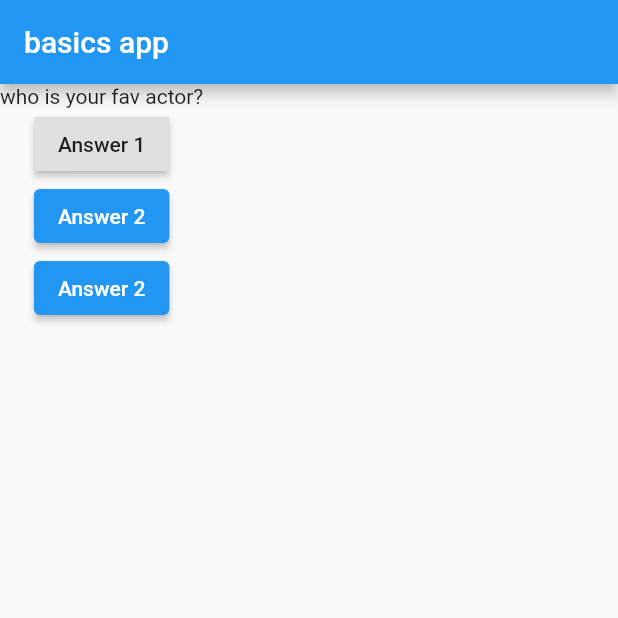
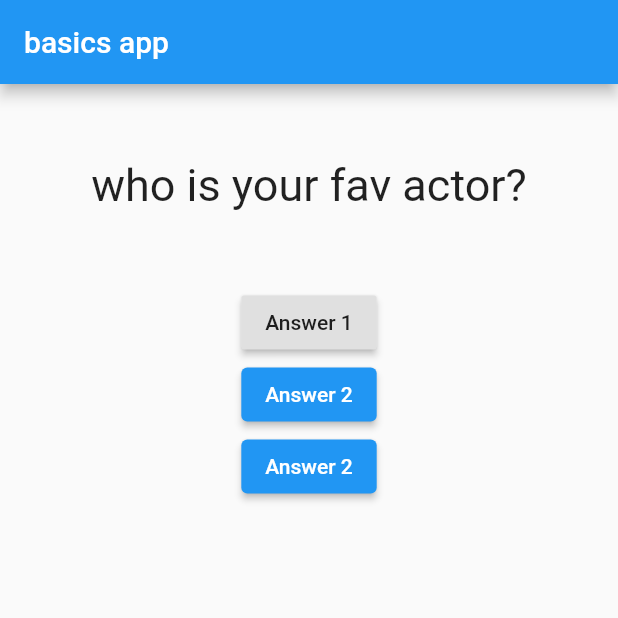
Before and after one commit to Abhilash-Puthukkudi/flutter_refresher, a Flutter app: the screen it shows after launch, on a phone screen of 412 x 824 dp, the top half of it. Run offline on Flutter 3.47's test engine with Material 2 defaults, Android fonts, the phone set to English and light mode, and no system bars.

Commit message:
margin border and padding

```diff
--- /dev/null
+++ b/basics/quizapp/lib/Question.dart
@@ -0,0 +1,22 @@
+// ignore: file_names
+import 'package:flutter/material.dart';
+
+class Question extends StatelessWidget {
+  final String? question;
+  const Question({Key? key, this.question}) : super(key: key);
+
+  @override
+  Widget build(BuildContext context) {
+    return Container(
+      width: double.infinity,
+      margin: EdgeInsets.all(50),
+      child: Text(
+        question.toString(),
+        style: const TextStyle(
+          fontSize: 30,
+        ),
+        textAlign: TextAlign.center,
+      ),
+    );
+  }
+}
--- a/basics/quizapp/lib/main.dart
+++ b/basics/quizapp/lib/main.dart
@@ -3,6 +3,7 @@
 import 'dart:developer';
 
 import 'package:flutter/material.dart';
+import 'package:quizapp/Question.dart';
 
 void main() {
   runApp(
@@ -54,7 +55,9 @@
         body: Column(
           // ignore: prefer_const_literals_to_create_immutables
           children: [
-            Text(questions[_questionIndex]),
+            Question(
+              question: questions[_questionIndex],
+            ),
             // ignore: prefer_const_constructors
             RaisedButton(
               onPressed:
```
